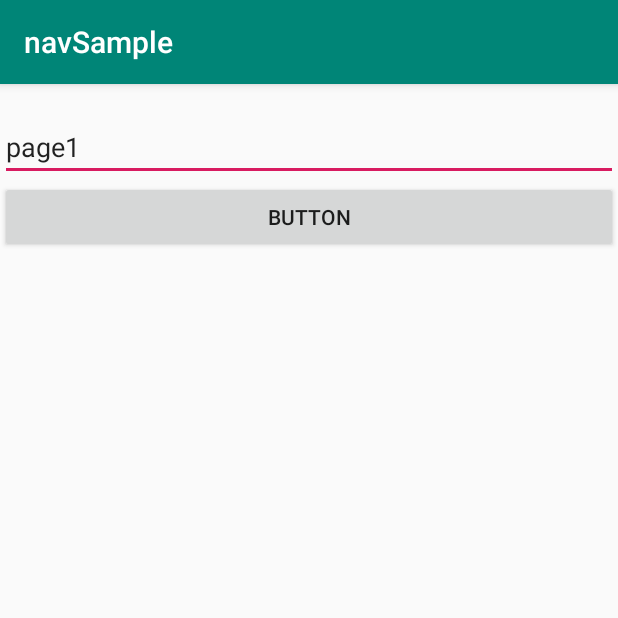
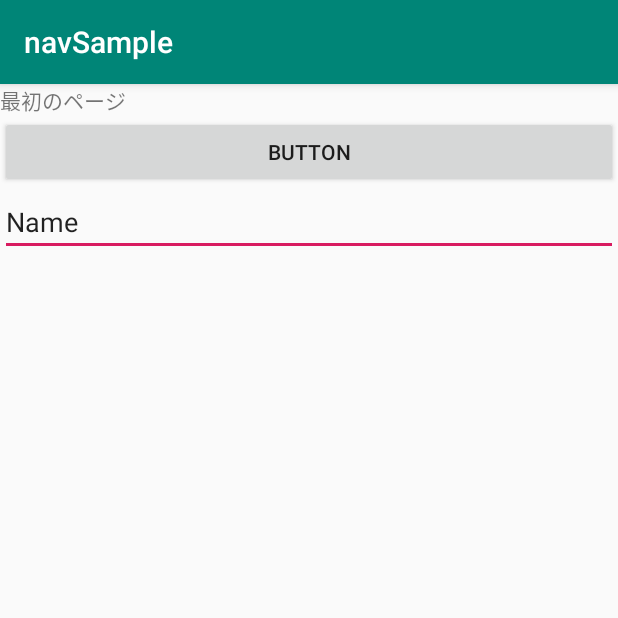
Before and after one commit to kanade9/nav_tutorial, an Android app: the screen it shows after launch (MainActivity), on a phone screen of 412 x 824 dp, the top half of it. Run offline under Robolectric (Android 15) with nearby library versions, the phone set to English and light mode, and no system bars.

Commit message:
nav値渡し戻れるようにできた

```diff
--- /dev/null
+++ b/app/src/main/java/com/example/navsample/DefaultFragment.kt
@@ -0,0 +1,28 @@
+package com.example.navsample
+
+import android.os.Bundle
+import androidx.fragment.app.Fragment
+import android.view.LayoutInflater
+import android.view.View
+import android.view.ViewGroup
+import androidx.navigation.fragment.findNavController
+import kotlinx.android.synthetic.main.default_fragment.view.*
+
+class DefaultFragment : Fragment() {
+
+    override fun onCreateView(
+        inflater: LayoutInflater, container: ViewGroup?,
+        savedInstanceState: Bundle?
+    ): View? {
+        val view = inflater.inflate(R.layout.default_fragment, container, false)
+
+        view.button3?.setOnClickListener {
+            findNavController().navigate(
+                DefaultFragmentDirections.actionDefaultFragmentToBlankFragment(
+                    backArgument  = view.editText3.text.toString()
+                )
+            )
+        }
+        return view
+    }
+}
--- /dev/null
+++ b/app/src/main/res/layout/default_fragment.xml
@@ -0,0 +1,25 @@
+<?xml version="1.0" encoding="utf-8"?>
+<LinearLayout xmlns:android="http://schemas.android.com/apk/res/android"
+    android:orientation="vertical" android:layout_width="match_parent"
+    android:layout_height="match_parent">
+    <TextView
+        android:id="@+id/textView5"
+        android:layout_width="match_parent"
+        android:layout_height="wrap_content"
+        android:text="最初のページ" />
+
+    <Button
+        android:id="@+id/button3"
+        android:layout_width="match_parent"
+        android:layout_height="wrap_content"
+        android:text="Button" />
+
+    <EditText
+        android:id="@+id/editText3"
+        android:layout_width="match_parent"
+        android:layout_height="wrap_content"
+        android:ems="10"
+        android:inputType="textPersonName"
+        android:text="Name" />
+
+</LinearLayout>
--- a/app/src/main/res/navigation/nav_graph.xml
+++ b/app/src/main/res/navigation/nav_graph.xml
@@ -1,7 +1,16 @@
 <?xml version="1.0" encoding="utf-8"?>
 <navigation xmlns:android="http://schemas.android.com/apk/res/android"
     xmlns:app="http://schemas.android.com/apk/res-auto" android:id="@+id/nav_graph"
-    app:startDestination="@id/blankFragment">
+    app:startDestination="@id/defaultFragment">
+
+    <fragment
+        android:id="@+id/defaultFragment"
+        android:name="com.example.navsample.DefaultFragment"
+        android:label="DefaultFragment" >
+        <action
+            android:id="@+id/action_defaultFragment_to_blankFragment"
+            app:destination="@id/blankFragment" />
+    </fragment>
 
     <fragment
         android:id="@+id/blankFragment"
@@ -10,6 +19,10 @@
         <action
             android:id="@+id/action_blankFragment_to_blankFragment2"
             app:destination="@id/blankFragment2" />
+        <argument
+            android:name="back_argument"
+            app:argType="string"
+            app:nullable="true" />
     </fragment>
     <fragment
         android:id="@+id/blankFragment2"
@@ -27,6 +40,12 @@
         android:name="line"
         app:argType="string"
         android:defaultValue="this is a pen" />
+        <action
+            android:id="@+id/action_blankFragment2_to_blankFragment"
+            app:destination="@+id/blankFragment"
+            app:popUpTo="@+id/blankFragment"
+            app:popUpToInclusive="true"
+            />
     </fragment>
 
 </navigation>
```
Also changed, not shown: app/src/main/java/com/example/navsample/BlankFragment.kt (+14 -10 lines), app/src/main/java/com/example/navsample/BlankFragment2.kt (+10 -0 lines), app/src/main/res/layout/fragment_blank.xml (+7 -1 lines), app/src/main/res/layout/fragment_blank2.xml (+7 -1 lines).
